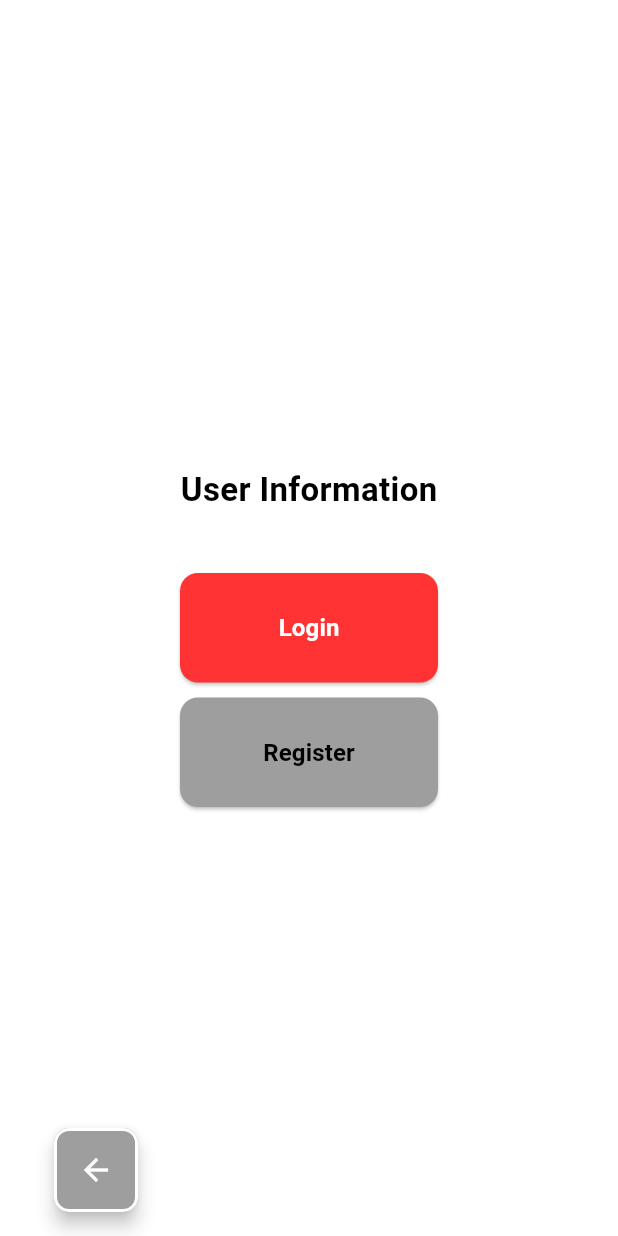
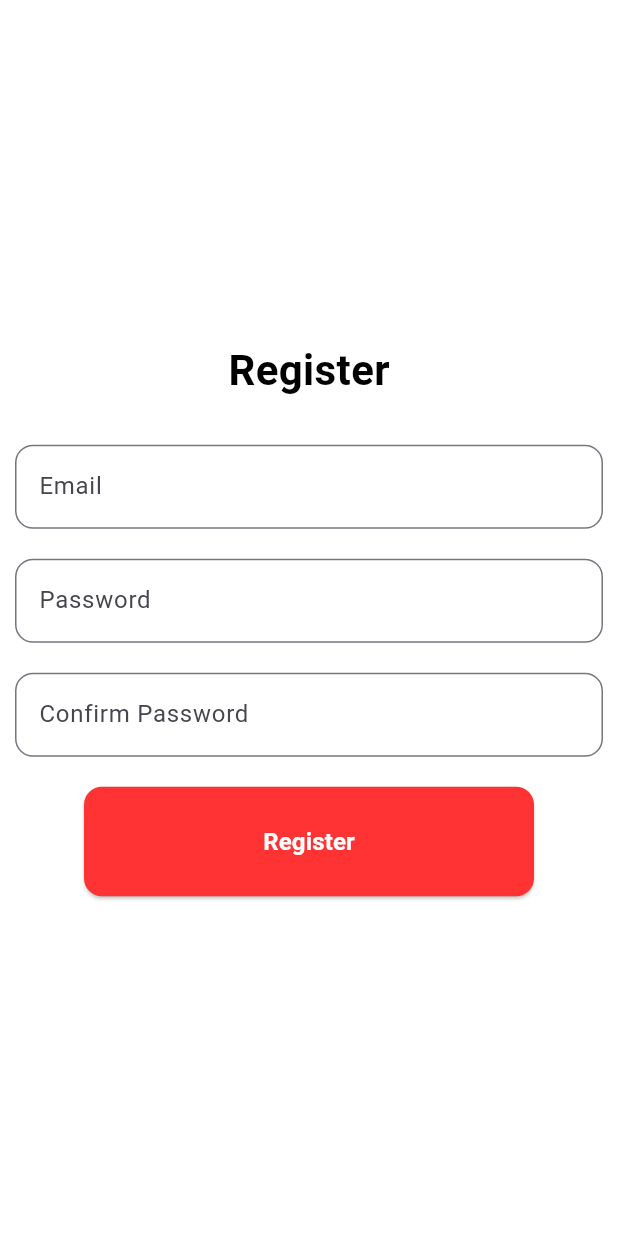
Before and after one commit to Hinokamika/final_project, a Flutter app: the AuthenticationPage screen opened directly with empty values, after a tap on "Register", on a phone screen of 412 x 824 dp. Run offline on Flutter 3.47's test engine with Material 3 defaults, Android fonts, the phone set to English and light mode, and no system bars; our stand-ins replace smooth_page_indicator.

Commit message:
eight commit

```diff
--- a/lib/pages/register_login_pages/authentication_page.dart
+++ b/lib/pages/register_login_pages/authentication_page.dart
@@ -1,4 +1,5 @@
-import 'package:final_project/pages/home_page.dart';
+import 'package:final_project/pages/register_login_pages/login.dart';
+import 'package:final_project/pages/register_login_pages/register.dart';
 import 'package:flutter/material.dart';
 
 class AuthenticationPage extends StatefulWidget {
@@ -50,7 +51,7 @@ class _AuthenticationPageState extends State<AuthenticationPage> {
                                   () => Navigator.push(
                                     context,
                                     MaterialPageRoute(
-                                      builder: (context) => HomePage(),
+                                      builder: (context) => LoginPage(),
                                     ),
                                   ),
                               style: ElevatedButton.styleFrom(
@@ -75,7 +76,12 @@ class _AuthenticationPageState extends State<AuthenticationPage> {
                             width: 300, // Updated width for buttons
                             child: ElevatedButton(
                               onPressed: () {
-                                // Handle login action
+                                Navigator.push(
+                                  context,
+                                  MaterialPageRoute(
+                                    builder: (context) => const RegisterPage(),
+                                  ),
+                                );
                               },
                               style: ElevatedButton.styleFrom(
                                 backgroundColor: const Color(
--- a/lib/pages/register_login_pages/register.dart
+++ b/lib/pages/register_login_pages/register.dart
@@ -0,0 +1,140 @@
+import 'package:flutter/material.dart';
+
+class RegisterPage extends StatefulWidget {
+  const RegisterPage({super.key});
+
+  @override
+  State<RegisterPage> createState() => _RegisterPageState();
+}
+
+class _RegisterPageState extends State<RegisterPage> {
+  final _registerFormKey = GlobalKey<FormState>();
+  final TextEditingController _emailController = TextEditingController();
+  final TextEditingController _passwordController = TextEditingController();
+  @override
+  Widget build(BuildContext context) {
+    return Scaffold(
+      backgroundColor: Colors.white,
+      body: Padding(padding: const EdgeInsets.all(10),
+        child: Column(
+          mainAxisAlignment: MainAxisAlignment.center,
+          children: [
+            const Text(
+              'Register',
+              style: TextStyle(
+                fontSize: 28,
+                fontWeight: FontWeight.bold,
+                color: Colors.black,
+              ),
+            ),
+            const SizedBox(height: 30),
+            Form(
+              key: _registerFormKey,
+              child: Column(
+                children: [
+                  TextFormField(
+                    controller: _emailController,
+                    decoration: InputDecoration(
+                      labelText: 'Email',
+                      border: OutlineInputBorder(
+                        borderRadius: BorderRadius.circular(12),
+                        borderSide: const BorderSide(
+                          color: Colors.black,
+                          width: 2,
+                        ),
+                      ),
+                    ),
+                    validator: (value) =>
+                        value == null || value.isEmpty
+                            ? 'Please enter your email'
+                            : !RegExp(r'^[^@]+@[^@]+\.[^@]+').hasMatch(value)
+                                ? 'Please enter a valid email'
+                                : null,
+                  ),
+                  const SizedBox(height: 20),
+                  TextFormField(
+                    decoration: InputDecoration(
+                      labelText: 'Password',
+                      border: OutlineInputBorder(
+                        borderRadius: BorderRadius.circular(12),
+                        borderSide: const BorderSide(
+                          color: Colors.black,
+                          width: 2,
+                        ),
+                      ),
+                    ),
+                    obscureText: true,
+                     validator: (value) {
+                      if (value == null || value.isEmpty) {
+                        return 'Please enter your password';
+                      }
+                      if (!RegExp(
+                        r'^(?=.*?[A-Z])(?=.*?[a-z])(?=.*?[0-9])(?=.*?[!@#\$&*~]).{8,}$',
+                      ).hasMatch(value)) {
+                        return 'Password must be at least 8 characters long and include uppercase, lowercase, number, and special character';
+                      }
+                      return null;
+                    },
+                  ),
+                  const SizedBox(height: 20),
+                  TextFormField(
+                    decoration: InputDecoration(
+                      labelText: 'Confirm Password',
+                      border: OutlineInputBorder(
+                        borderRadius: BorderRadius.circular(12),
+                        borderSide: const BorderSide(
+                          color: Colors.black,
+                          width: 2,
+                        ),
+                      ),
+                    ),
+                    validator: (value) {
+                      if (value == null || value.isEmpty) {
+                        return 'Please confirm your password';
+                      }
+                      if (value != _passwordController.text) {
+                        return 'Passwords do not match';
+                      }
+                      return null;
+                    },
+                    obscureText: true,
+                  ),
+                  const SizedBox(height: 20),
+                  SizedBox(
+                    width: 300, // Updated width for buttons
+                    child: ElevatedButton(
+                      onPressed:
+                          () => Navigator.pushReplacementNamed(context, '/home'),
+                      style: ElevatedButton.styleFrom(
+                        backgroundColor:
+                            const Color(0xFFFF3333),
+                        padding:
+                            const EdgeInsets.all(25),
+                        shape:
+                            RoundedRectangleBorder(
+                          borderRadius:
+                              BorderRadius.circular(12),
+                        ),
+                      ),
+                      child: const Text(
+                        'Register',
+                        style: TextStyle(
+                          color:
+                              Colors.white,
+                          fontWeight:
+                              FontWeight.bold,
+                          fontSize:
+                              16,
+                        ),
+                      ),
+                    ),
+                  ),
+                ],
+              ),
+            )
+          ],
+        ),
+      ),
+    );
+  }
+}
```
Also changed, not shown: lib/pages/register_login_pages/login.dart (+139 -0 lines), lib/pages/site_pages/user_information.dart (+0 -34 lines).
